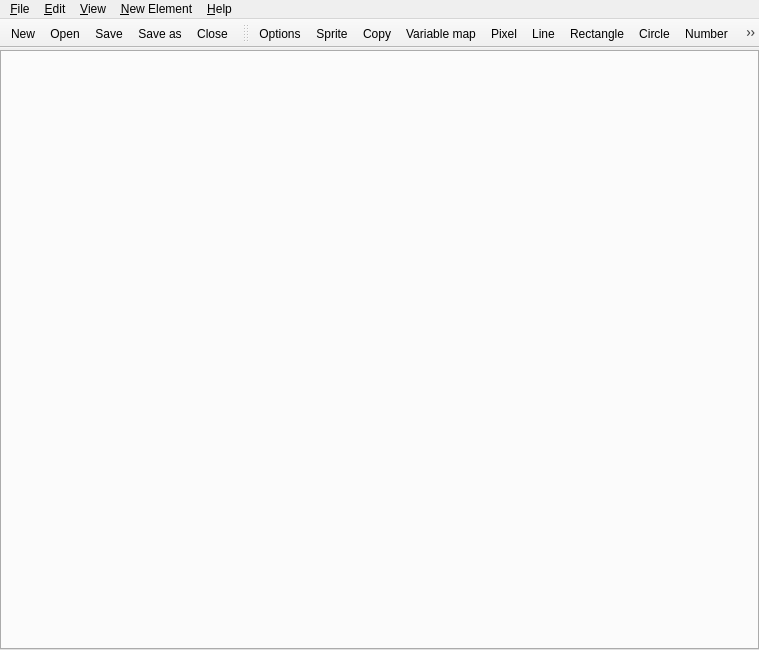
Qt form src/GUI/mainwindow.ui (spillerrec/RICcreator) before a commit.
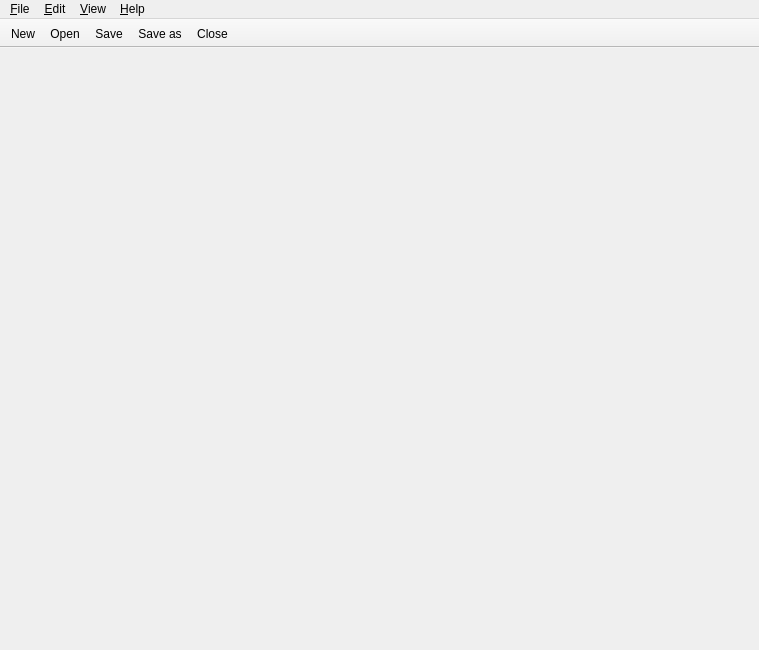
The same form after that commit. Icons and pictures are not drawn.

Commit message: ADD: edited tab is colored red and postfixed '*' CHANGE: All file operations (open/save/export) is moved to MainWindow. Abstract interface between MainWindow and ricfile_widget created. ENHANCED: LoaderError warning in MainWindow is a bit more descriptive now.

What changed in the file:
```diff
--- a/src/GUI/mainwindow.ui
+++ b/src/GUI/mainwindow.ui
@@ -24,7 +24,7 @@
     <normaloff>:/app/logo.png</normaloff>:/app/logo.png</iconset>
   </property>
   <widget class="QWidget" name="centralwidget">
-   <layout class="QHBoxLayout" name="horizontalLayout">
+   <layout class="QVBoxLayout" name="verticalLayout">
     <property name="leftMargin">
      <number>0</number>
     </property>
@@ -37,21 +37,30 @@
     <property name="bottomMargin">
      <number>0</number>
     </property>
-    <item>
-     <widget class="QTabWidget" name="tabWidget">
-      <property name="currentIndex">
-       <number>-1</number>
-      </property>
-      <property name="tabsClosable">
-       <bool>true</bool>
-      </property>
-      <property name="movable">
-       <bool>true</bool>
-      </property>
-     </widget>
-    </item>
    </layout>
   </widget>
+  <widget class="QToolBar" name="toolBar">
+   <property name="windowTitle">
+    <string>toolBar</string>
+   </property>
+   <property name="movable">
+    <bool>false</bool>
+   </property>
+   <property name="toolButtonStyle">
+    <enum>Qt::ToolButtonIconOnly</enum>
+   </property>
+   <attribute name="toolBarArea">
+    <enum>TopToolBarArea</enum>
+   </attribute>
+   <attribute name="toolBarBreak">
+    <bool>false</bool>
+   </attribute>
+   <addaction name="action_New"/>
+   <addaction name="action_Open"/>
+   <addaction name="action_Save"/>
+   <addaction name="action_Save_as"/>
+   <addaction name="action_Close"/>
+  </widget>
   <widget class="QMenuBar" name="menubar">
    <property name="geometry">
     <rect>
@@ -101,22 +110,6 @@
     <addaction name="actionRICcreator_Help"/>
     <addaction name="action_About"/>
    </widget>
-   <widget class="QMenu" name="menuNew">
-    <property name="title">
-     <string>&amp;New Element</string>
-    </property>
-    <addaction name="action_new_options"/>
-    <addaction name="action_new_sprite"/>
-    <addaction name="action_new_copybits"/>
-    <addaction name="action_new_varmap"/>
-    <addaction name="action_new_pixel"/>
-    <addaction name="action_new_line"/>
-    <addaction name="action_new_rectangle"/>
-    <addaction name="action_new_circle"/>
-    <addaction name="action_new_number"/>
-    <addaction name="action_new_ellipse"/>
-    <addaction name="action_new_polygon"/>
-   </widget>
    <widget class="QMenu" name="menuView">
     <property name="title">
      <string>&amp;View</string>
@@ -126,53 +119,8 @@
    <addaction name="menu_File"/>
    <addaction name="menu_Edit"/>
    <addaction name="menuView"/>
-   <addaction name="menuNew"/>
    <addaction name="menu_Help"/>
   </widget>
-  <widget class="QToolBar" name="toolBar">
-   <property name="windowTitle">
-    <string>toolBar</string>
-   </property>
-   <property name="movable">
-    <bool>false</bool>
-   </property>
-   <property name="toolButtonStyle">
-    <enum>Qt::ToolButtonIconOnly</enum>
-   </property>
-   <attribute name="toolBarArea">
-    <enum>TopToolBarArea</enum>
-   </attribute>
-   <attribute name="toolBarBreak">
-    <bool>false</bool>
-   </attribute>
-   <addaction name="action_New"/>
-   <addaction name="action_Open"/>
-   <addaction name="action_Save"/>
-   <addaction name="action_Save_as"/>
-   <addaction name="action_Close"/>
-  </widget>
-  <widget class="QToolBar" name="toolBar_2">
-   <property name="windowTitle">
-    <string>toolBar_2</string>
-   </property>
-   <attribute name="toolBarArea">
-    <enum>TopToolBarArea</enum>
-   </attribute>
-   <attribute name="toolBarBreak">
-    <bool>false</bool>
-   </attribute>
-   <addaction name="action_new_options"/>
-   <addaction name="action_new_sprite"/>
-   <addaction name="action_new_copybits"/>
-   <addaction name="action_new_varmap"/>
-   <addaction name="action_new_pixel"/>
-   <addaction name="action_new_line"/>
-   <addaction name="action_new_rectangle"/>
-   <addaction name="action_new_circle"/>
-   <addaction name="action_new_number"/>
-   <addaction name="action_new_ellipse"/>
-   <addaction name="action_new_polygon"/>
-  </widget>
   <action name="action_New">
    <property name="checkable">
     <bool>false</bool>
```
The commit also changes 13 other files.
